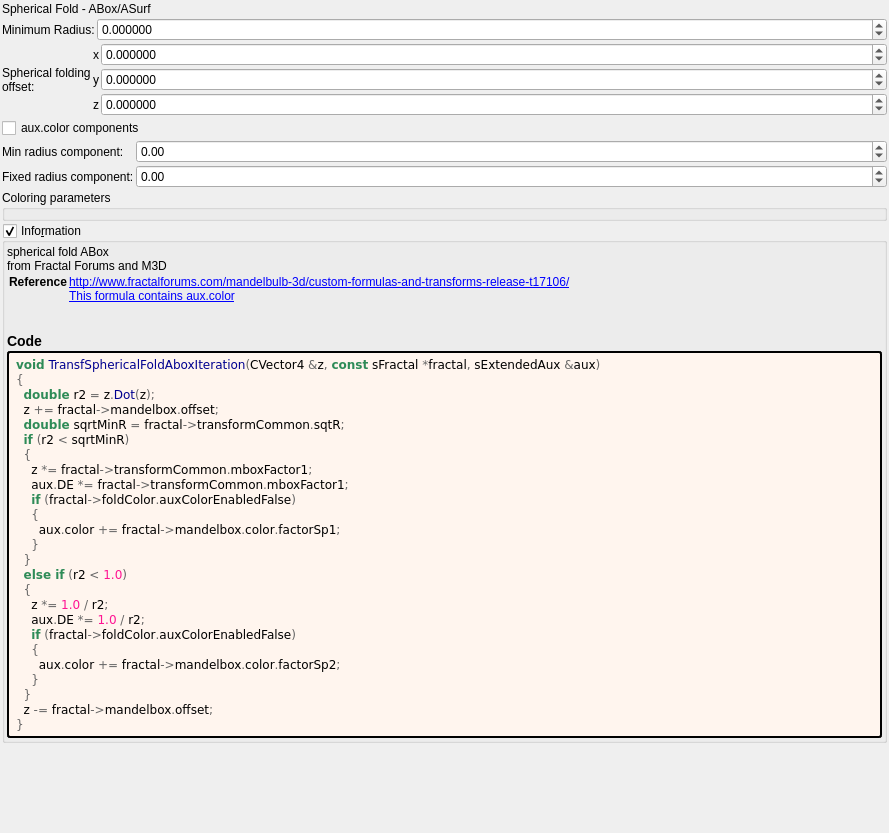
The window that mandelbulber2/formula/ui/transf_spherical_fold_abox.ui (buddhi1980/mandelbulber2) describes before a commit, drawn with Qt 5.
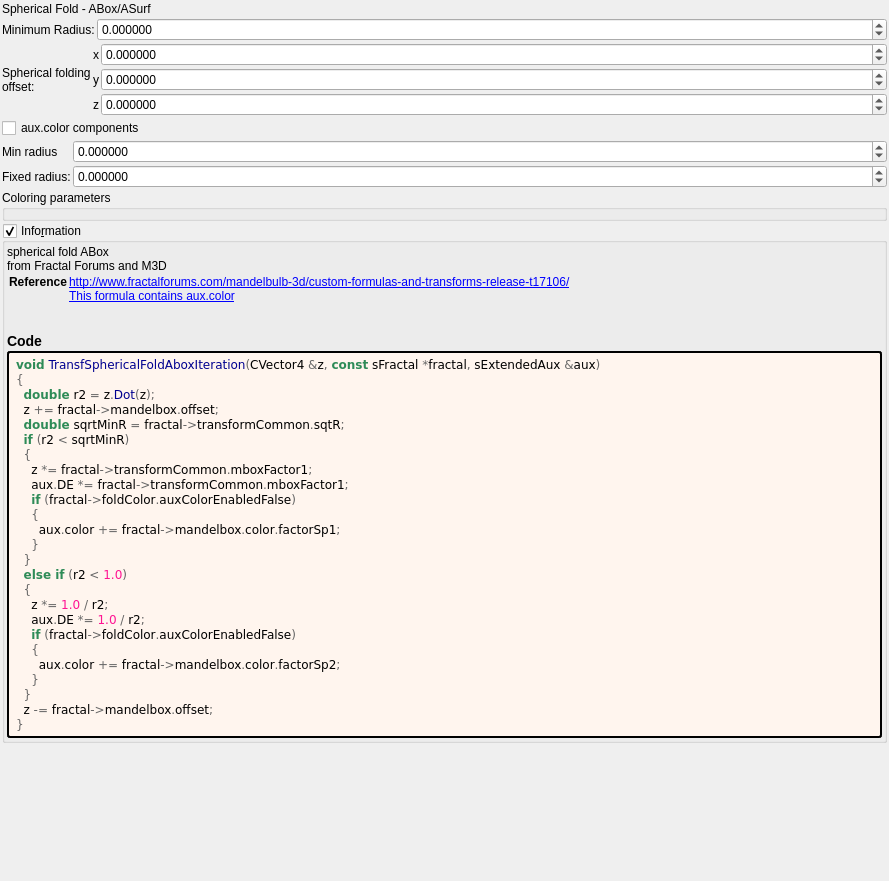
The same window after the commit. Custom widgets are drawn as their Qt base class.

```diff
--- a/mandelbulber2/formula/ui/transf_spherical_fold_abox.ui
+++ b/mandelbulber2/formula/ui/transf_spherical_fold_abox.ui
@@ -7,7 +7,7 @@
     <x>0</x>
     <y>0</y>
     <width>889</width>
-    <height>833</height>
+    <height>881</height>
    </rect>
   </property>
   <property name="windowTitle">
@@ -242,7 +242,7 @@
         <string/>
        </property>
        <property name="decimals">
-        <number>2</number>
+        <number>6</number>
        </property>
        <property name="minimum">
         <double>-100.000000000000000</double>
@@ -258,14 +258,14 @@
      <item row="1" column="0">
       <widget class="QLabel" name="label_28">
        <property name="text">
-        <string>Min radius component:</string>
+        <string>Min radius</string>
        </property>
       </widget>
      </item>
      <item row="2" column="0">
       <widget class="QLabel" name="label_29">
        <property name="text">
-        <string>Fixed radius component:</string>
+        <string>Fixed radius:</string>
        </property>
       </widget>
      </item>
@@ -284,7 +284,7 @@
         <string/>
        </property>
        <property name="decimals">
-        <number>2</number>
+        <number>6</number>
        </property>
        <property name="minimum">
         <double>-100.000000000000000</double>
```
Left out of the diff: 2 changed lines with no effect on the pictures.
